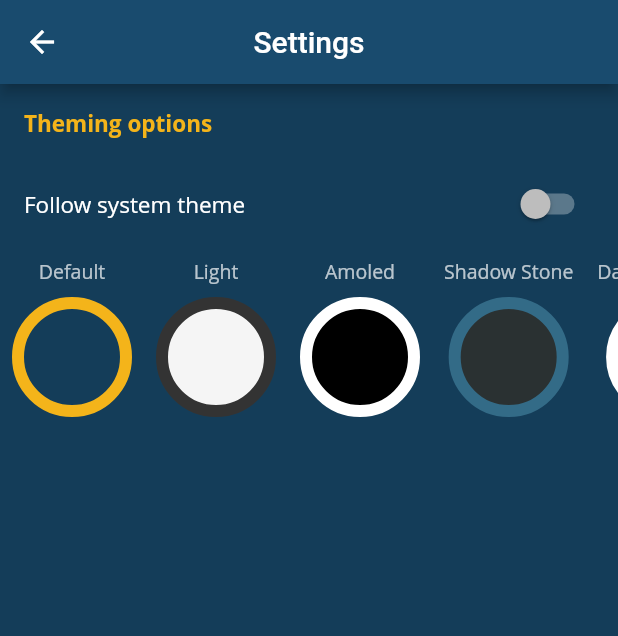
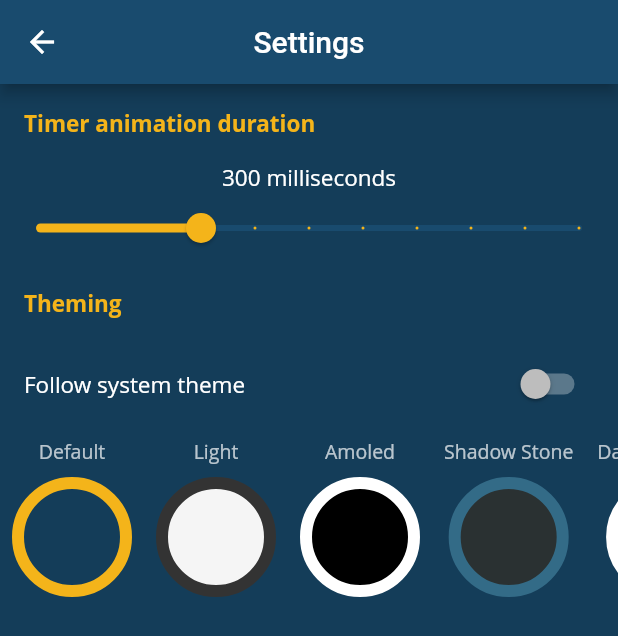
Before and after one commit to nikolajjsj/chess-clock, a Flutter app: the SettingsScreen screen opened directly, on a phone screen of 412 x 824 dp. Shown: the top 636 px of the screen. Run offline on Flutter 3.47's test engine with Material 2 defaults, Android fonts, the light colour scheme and no system bars; our stand-ins replace equatable, flutter_bloc, get_it, hydrated_bloc, shared_preferences; accounts and stored records are empty.

Commit message:
Added ability to change animation duration for timers

```diff
--- a/lib/screens/settings/settings_screen.dart
+++ b/lib/screens/settings/settings_screen.dart
@@ -1,25 +1,50 @@
 import 'package:chessclock/misc/preferences/bloc/theme_bloc.dart';
+import 'package:chessclock/misc/preferences/general_preferences.dart';
+import 'package:chessclock/misc/service_locator.dart';
 import 'package:chessclock/screens/settings/theme_selector.dart';
 import 'package:chessclock/widgets/settings/settings_header.dart';
 import 'package:flutter/cupertino.dart';
 import 'package:flutter/material.dart';
 import 'package:flutter_bloc/flutter_bloc.dart';
 
-class SettingsScreen extends StatelessWidget {
+class SettingsScreen extends StatefulWidget {
   static Route route() {
     return CupertinoPageRoute(builder: (context) => SettingsScreen());
   }
 
   @override
+  _SettingsScreenState createState() => _SettingsScreenState();
+}
+
+class _SettingsScreenState extends State<SettingsScreen> {
+  @override
   Widget build(BuildContext context) {
     final textTheme = Theme.of(context).textTheme;
+    final _duration = app<GeneralPreferences>().animationDuration;
 
     return Scaffold(
       appBar: AppBar(title: Text('Settings')),
       body: Column(
         crossAxisAlignment: CrossAxisAlignment.start,
         children: [
-          SettingsHeader(title: 'Theming options'),
+          SettingsHeader(title: 'Timer animation duration'),
+          Center(
+            child: Text(
+              _duration == 0 ? 'Instant' : '$_duration milliseconds',
+              style: textTheme.bodyText2,
+            ),
+          ),
+          Slider(
+            value: _duration?.toDouble() ?? 0,
+            min: 0,
+            max: 1000,
+            divisions: 10,
+            onChanged: (val) {
+              app<GeneralPreferences>().animationDuration = val.toInt();
+              setState(() {});
+            },
+          ),
+          SettingsHeader(title: 'Theming'),
           BlocBuilder<ThemeBloc, ThemeState>(
             builder: (context, state) {
               return SwitchListTile(
```
